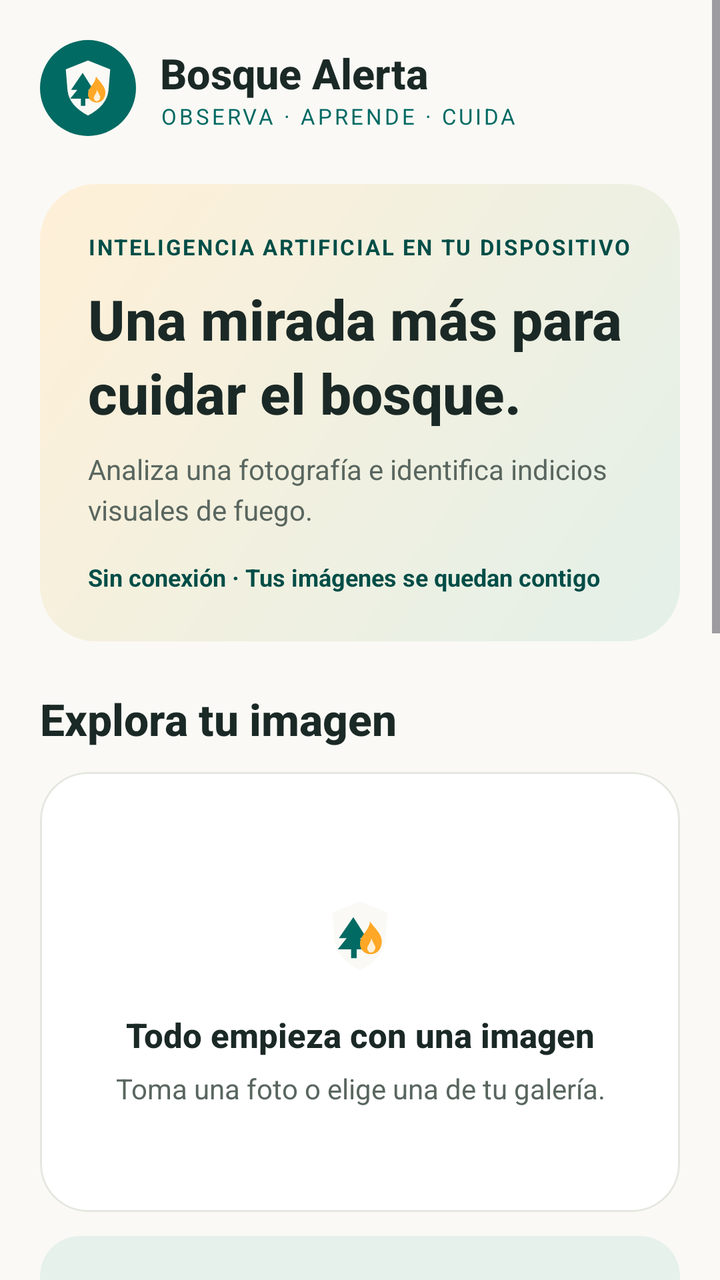
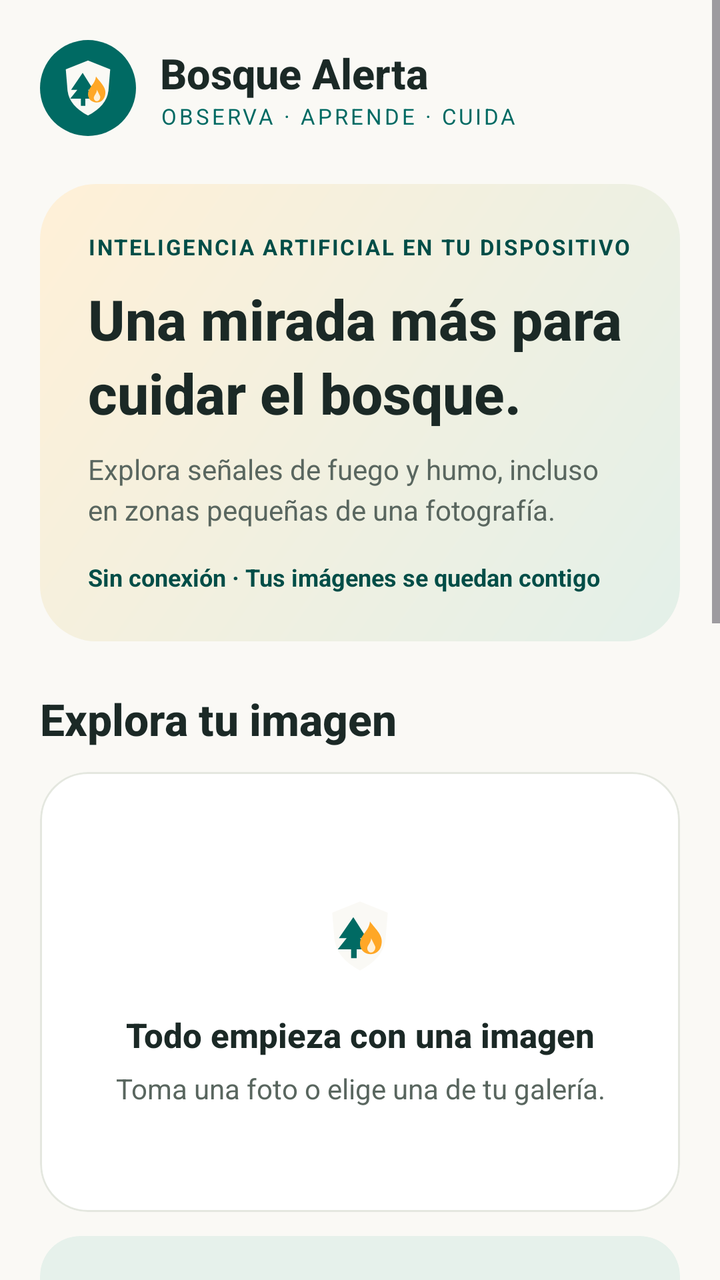

An Android layout rendered at two revisions. The XML below is the earlier revision; the diff shows what the commit changed to produce the second picture.
<!-- AndroidManifest.xml: application theme Theme.BosqueAlerta -->
<!-- res/layout/activity_main.xml -->
<?xml version='1.0' encoding='utf-8'?>
<ScrollView xmlns:android="http://schemas.android.com/apk/res/android" xmlns:app="http://schemas.android.com/apk/res-auto" android:id="@+id/root" android:layout_width="match_parent" android:layout_height="match_parent" android:fillViewport="true" android:background="@color/background">
    <LinearLayout android:layout_width="match_parent" android:layout_height="wrap_content" android:orientation="vertical" android:padding="20dp">
        <LinearLayout android:layout_width="match_parent" android:layout_height="wrap_content" android:orientation="horizontal" android:gravity="center_vertical" android:layout_marginBottom="24dp">
            <ImageView android:layout_width="48dp" android:layout_height="48dp" android:background="@drawable/bg_launcher" android:src="@drawable/ic_launcher_foreground" android:contentDescription="@string/activity_main_contentdescription_1" />
            <LinearLayout android:layout_width="0dp" android:layout_weight="1" android:layout_height="wrap_content" android:orientation="vertical" android:layout_marginStart="12dp">
                <TextView style="@style/Text.Heading" android:text="@string/activity_main_text_2" android:textSize="21sp" />
                <TextView style="@style/Text.Body" android:text="@string/activity_main_text_3" android:textSize="11sp" android:letterSpacing="0.12" android:textColor="@color/primary" />
            </LinearLayout>
        </LinearLayout>
        <LinearLayout android:layout_width="match_parent" android:layout_height="wrap_content" android:orientation="vertical" android:background="@drawable/bg_hero" android:padding="24dp">
            <TextView style="@style/Text.Body" android:text="@string/activity_main_text_4" android:textSize="11sp" android:textStyle="bold" android:letterSpacing="0.08" android:textColor="@color/primary_dark" />
            <TextView style="@style/Text.Heading" android:layout_marginTop="10dp" android:text="@string/activity_main_text_5" android:textSize="28sp" />
            <TextView style="@style/Text.Body" android:layout_marginTop="10dp" android:text="@string/activity_main_text_6" />
            <TextView style="@style/Text.Body" android:layout_marginTop="16dp" android:text="@string/activity_main_text_7" android:textColor="@color/primary_dark" android:textSize="12sp" android:textStyle="bold" />
        </LinearLayout>
        <TextView style="@style/Text.Heading" android:text="@string/activity_main_text_8" android:layout_marginTop="24dp" android:layout_marginBottom="12dp" />
        <com.google.android.material.card.MaterialCardView android:layout_width="match_parent" android:layout_height="wrap_content" app:cardBackgroundColor="@color/white" app:cardCornerRadius="24dp" app:strokeColor="#E4E7DF" app:strokeWidth="1dp" app:cardElevation="0dp">
            <FrameLayout android:layout_width="match_parent" android:layout_height="wrap_content" android:minHeight="220dp">
                <ImageView android:id="@+id/preview" android:layout_width="match_parent" android:layout_height="240dp" android:scaleType="fitCenter" android:contentDescription="@string/activity_main_contentdescription_9" android:visibility="gone" />
                <LinearLayout android:id="@+id/placeholder" android:layout_width="match_parent" android:layout_height="wrap_content" android:orientation="vertical" android:gravity="center" android:padding="20dp" android:layout_gravity="center">
                    <ImageView android:layout_width="60dp" android:layout_height="60dp" android:src="@drawable/ic_launcher_foreground" android:importantForAccessibility="no" />
                    <TextView style="@style/Text.Heading" android:text="@string/activity_main_text_10" android:textSize="17sp" android:gravity="center" android:layout_marginTop="8dp" />
                    <TextView style="@style/Text.Body" android:text="@string/activity_main_text_11" android:gravity="center" android:layout_marginTop="6dp" />
                </LinearLayout>
                <ProgressBar android:id="@+id/progress" android:layout_width="48dp" android:layout_height="48dp" android:layout_gravity="center" android:visibility="gone" android:contentDescription="@string/activity_main_contentdescription_12" />
            </FrameLayout>
        </com.google.android.material.card.MaterialCardView>
        <com.google.android.material.card.MaterialCardView android:id="@+id/resultCard" android:layout_width="match_parent" android:layout_height="wrap_content" android:layout_marginTop="12dp" app:cardCornerRadius="20dp" app:cardBackgroundColor="#E6F1EB" app:strokeWidth="0dp" app:cardElevation="0dp">
            <LinearLayout android:layout_width="match_parent" android:layout_height="wrap_content" android:orientation="vertical" android:padding="20dp" android:accessibilityLiveRegion="polite">
                <TextView android:id="@+id/resultTitle" style="@style/Text.Heading" android:text="@string/activity_main_text_13" android:textColor="@color/primary_dark" android:textSize="18sp" />
                <TextView android:id="@+id/resultHint" style="@style/Text.Body" android:layout_marginTop="4dp" android:text="@string/activity_main_text_14" />
            </LinearLayout>
        </com.google.android.material.card.MaterialCardView>
        <com.google.android.material.button.MaterialButton android:id="@+id/cameraBtn" style="@style/Action" android:layout_marginTop="16dp" android:text="@string/activity_main_text_15" android:textColor="#322207" app:backgroundTint="@color/fire" app:icon="@android:drawable/ic_menu_camera" app:iconTint="#322207" app:iconGravity="textStart" />
        <com.google.android.material.button.MaterialButton android:id="@+id/galleryBtn" style="@style/Action" android:text="@string/activity_main_text_16" android:textColor="@color/primary_dark" app:backgroundTint="#E4F0EB" app:icon="@android:drawable/ic_menu_gallery" app:iconTint="@color/primary" app:iconGravity="textStart" />
        <TextView style="@style/Text.Heading" android:layout_marginTop="24dp" android:text="@string/activity_main_text_17" />
        <TextView style="@style/Text.Body" android:layout_marginTop="6dp" android:text="@string/activity_main_text_18" />
        <com.google.android.material.button.MaterialButton android:id="@+id/liveBtn" style="@style/Action" android:layout_marginTop="8dp" android:text="@string/activity_main_text_19" app:backgroundTint="@color/primary" app:icon="@android:drawable/ic_menu_slideshow" app:iconGravity="textStart" />
        <LinearLayout android:layout_width="match_parent" android:layout_height="wrap_content" android:orientation="vertical" android:background="@drawable/bg_soft" android:padding="20dp" android:layout_marginTop="24dp">
            <TextView style="@style/Text.Heading" android:text="@string/activity_main_text_20" android:textSize="17sp" />
            <TextView style="@style/Text.Body" android:layout_marginTop="8dp" android:text="@string/activity_main_text_21" />
            <com.google.android.material.button.MaterialButton android:id="@+id/aboutBtn" style="@style/Action" android:text="@string/activity_main_text_22" android:textColor="@color/primary" app:backgroundTint="@android:color/transparent" />
        </LinearLayout>
        <TextView style="@style/Text.Body" android:gravity="center" android:layout_marginTop="24dp" android:layout_marginBottom="8dp" android:text="@string/activity_main_text_23" android:textSize="11sp" android:letterSpacing="0.1" />
    </LinearLayout>
</ScrollView>
<!-- resources referenced by this layout -->
<resources>
  <color name="background">#FAF9F5</color>
  <color name="fire">#FFA726</color>
  <color name="primary">#006A63</color>
  <color name="primary_dark">#004D47</color>
  <color name="white">#FFFFFF</color>
  <!-- drawable bg_hero (drawable) -->
  <shape xmlns:android="http://schemas.android.com/apk/res/android"><gradient android:startColor="#FFF0D7" android:endColor="#E3F0E9" android:angle="315"/><corners android:radius="28dp"/></shape>
  <!-- drawable bg_launcher (drawable) -->
  <shape xmlns:android="http://schemas.android.com/apk/res/android"><solid android:color="#006A63"/><corners android:radius="24dp"/></shape>
  <!-- drawable bg_soft (drawable) -->
  <shape xmlns:android="http://schemas.android.com/apk/res/android"><solid android:color="#F0F3ED"/><corners android:radius="24dp"/></shape>
  <string name="activity_main_contentdescription_1">Bosque Alerta, bosque y llama bajo un escudo</string>
  <string name="activity_main_contentdescription_12">Analizando imagen</string>
  <string name="activity_main_contentdescription_9">Fotografía seleccionada para analizar</string>
  <string name="activity_main_text_10">Todo empieza con una imagen</string>
  <string name="activity_main_text_11">Toma una foto o elige una de tu galería.</string>
  <string name="activity_main_text_13">Listo para analizar</string>
  <string name="activity_main_text_14">Selecciona una imagen para ver el resultado.</string>
  <string name="activity_main_text_15">Tomar fotografía</string>
  <string name="activity_main_text_16">Elegir de la galería</string>
  <string name="activity_main_text_17">Observa en directo</string>
  <string name="activity_main_text_18">Explora el análisis de la cámara. Las zonas resaltadas son estimaciones experimentales.</string>
  <string name="activity_main_text_19">Abrir cámara en vivo</string>
  <string name="activity_main_text_2">Bosque Alerta</string>
  <string name="activity_main_text_20">Conoce el alcance</string>
  <string name="activity_main_text_21">Prototipo académico de clasificación: fuego / sin fuego. Puede equivocarse. El resultado no confirma que un entorno sea seguro ni sustituye una alerta oficial.</string>
  <string name="activity_main_text_22">Cómo funciona y privacidad</string>
  <string name="activity_main_text_23">BOSQUE ALERTA  /  PROYECTO ACADÉMICO</string>
  <string name="activity_main_text_3">OBSERVA · APRENDE · CUIDA</string>
  <string name="activity_main_text_4">INTELIGENCIA ARTIFICIAL EN TU DISPOSITIVO</string>
  <string name="activity_main_text_5">Una mirada más para cuidar el bosque.</string>
  <string name="activity_main_text_6">Analiza una fotografía e identifica indicios visuales de fuego.</string>
  <string name="activity_main_text_7">Sin conexión  ·  Tus imágenes se quedan contigo</string>
  <string name="activity_main_text_8">Explora tu imagen</string>
  <style name="Action" parent="Widget.Material3.Button"><item name="android:layout_width">match_parent</item><item name="android:layout_height">wrap_content</item><item name="android:minHeight">56dp</item><item name="android:textAllCaps">false</item><item name="android:textSize">15sp</item><item name="cornerRadius">28dp</item><item name="android:paddingTop">12dp</item><item name="android:paddingBottom">12dp</item></style>
  <style name="Text.Body" parent=""><item name="android:layout_width">match_parent</item><item name="android:layout_height">wrap_content</item><item name="android:textSize">14sp</item><item name="android:textColor">@color/muted</item><item name="android:lineSpacingExtra">4dp</item></style>
  <style name="Text.Heading" parent="Text.Body"><item name="android:textSize">22sp</item><item name="android:textColor">@color/text_dark</item><item name="android:textStyle">bold</item><item name="android:fontFamily">sans-serif-medium</item></style>
  <color name="muted">#59665F</color>
  <color name="text_dark">#1B2926</color>
  <!-- unchanged entries left out for length: 2 -->
</resources>

<!-- the commit's change to res/layout/activity_main.xml (unified diff, before → after) -->
@@ -29,6 +29,7 @@
         <com.google.android.material.card.MaterialCardView android:id="@+id/resultCard" android:layout_width="match_parent" android:layout_height="wrap_content" android:layout_marginTop="12dp" app:cardCornerRadius="20dp" app:cardBackgroundColor="#E6F1EB" app:strokeWidth="0dp" app:cardElevation="0dp">
             <LinearLayout android:layout_width="match_parent" android:layout_height="wrap_content" android:orientation="vertical" android:padding="20dp" android:accessibilityLiveRegion="polite">
                 <TextView android:id="@+id/resultTitle" style="@style/Text.Heading" android:text="@string/activity_main_text_13" android:textColor="@color/primary_dark" android:textSize="18sp" />
+                <TextView android:id="@+id/resultScores" style="@style/Text.Body" android:layout_marginTop="10dp" android:textColor="@color/white" android:textSize="20sp" android:textStyle="bold" android:visibility="gone" />
                 <TextView android:id="@+id/resultHint" style="@style/Text.Body" android:layout_marginTop="4dp" android:text="@string/activity_main_text_14" />
             </LinearLayout>
         </com.google.android.material.card.MaterialCardView>
<!-- resource entries referenced after the edit -->
@@ -25,13 +25,13 @@
   <string name="activity_main_text_19">Abrir cámara en vivo</string>
   <string name="activity_main_text_2">Bosque Alerta</string>
   <string name="activity_main_text_20">Conoce el alcance</string>
-  <string name="activity_main_text_21">Prototipo académico de clasificación: fuego / sin fuego. Puede equivocarse. El resultado no confirma que un entorno sea seguro ni sustituye una alerta oficial.</string>
+  <string name="activity_main_text_21">La CNN analiza fuego y humo por separado. “Localizado” describe señales en algunas zonas de la foto; no mide la gravedad de un incendio. Puede equivocarse y no sustituye una alerta oficial.</string>
   <string name="activity_main_text_22">Cómo funciona y privacidad</string>
   <string name="activity_main_text_23">BOSQUE ALERTA  /  PROYECTO ACADÉMICO</string>
   <string name="activity_main_text_3">OBSERVA · APRENDE · CUIDA</string>
   <string name="activity_main_text_4">INTELIGENCIA ARTIFICIAL EN TU DISPOSITIVO</string>
   <string name="activity_main_text_5">Una mirada más para cuidar el bosque.</string>
-  <string name="activity_main_text_6">Analiza una fotografía e identifica indicios visuales de fuego.</string>
+  <string name="activity_main_text_6">Explora señales de fuego y humo, incluso en zonas pequeñas de una fotografía.</string>
   <string name="activity_main_text_7">Sin conexión  ·  Tus imágenes se quedan contigo</string>
   <string name="activity_main_text_8">Explora tu imagen</string>
   <style name="Action" parent="Widget.Material3.Button"><item name="android:layout_width">match_parent</item><item name="android:layout_height">wrap_content</item><item name="android:minHeight">56dp</item><item name="android:textAllCaps">false</item><item name="android:textSize">15sp</item><item name="cornerRadius">28dp</item><item name="android:paddingTop">12dp</item><item name="android:paddingBottom">12dp</item></style>
